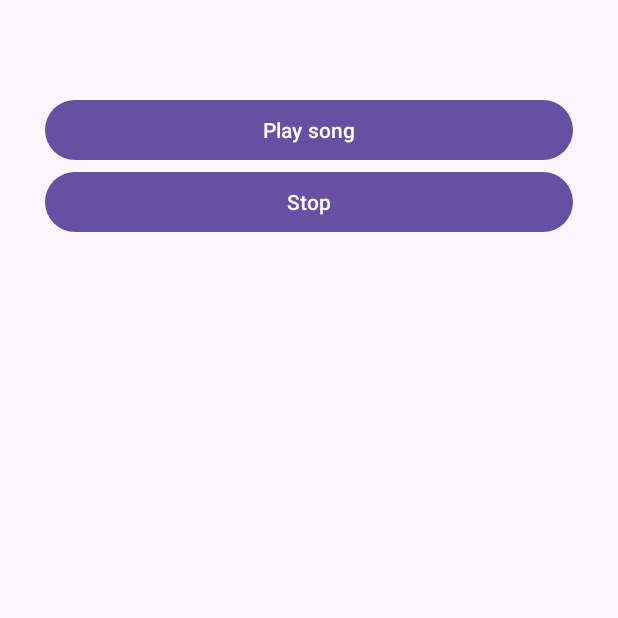
After one commit to quocan05/kma_apkcoban, an Android app: the SongActivity screen opened directly, with no data from a screen before it, on a phone screen of 412 x 824 dp, the top half of it. The commit adds this screen. Run offline under Robolectric (Android 15) with nearby library versions, the phone set to English and light mode, and no system bars.

Commit message:
ok bai 8

```diff
--- /dev/null
+++ b/app/src/main/java/com/example/kma_practice/bai8/SongActivity.java
@@ -0,0 +1,82 @@
+package com.example.kma_practice.bai8;
+
+import android.content.Intent;
+import android.os.Bundle;
+import android.view.View;
+import android.widget.Button;
+import android.widget.TextView;
+
+import androidx.activity.EdgeToEdge;
+import androidx.appcompat.app.AppCompatActivity;
+import androidx.core.graphics.Insets;
+import androidx.core.view.ViewCompat;
+import androidx.core.view.WindowInsetsCompat;
+
+import com.example.kma_practice.R;
+
+public class SongActivity extends AppCompatActivity {
+
+
+    Button btnPlay, btnStop;
+    TextView tvNameSong;
+    Intent intent;
+    int linkSong;
+    String nameSong;
+
+    @Override
+    protected void onCreate(Bundle savedInstanceState) {
+        super.onCreate(savedInstanceState);
+        EdgeToEdge.enable(this);
+        setContentView(R.layout.activity_song);
+
+        intent = getIntent();
+        linkSong = intent.getIntExtra("song", -1);
+        nameSong = intent.getStringExtra("name_song");
+        initUI();
+        actionService();
+    }
+
+    private void initUI() {
+        btnPlay = findViewById(R.id.btnPlaySong);
+        btnStop = findViewById(R.id.btnStopSong);
+        tvNameSong = findViewById(R.id.tvNameSong);
+        tvNameSong.setText(nameSong);
+    }
+
+    @Override
+    public void onBackPressed() {
+        Intent serviceIntent = new Intent(SongActivity.this
+                , PlaySongService.class);
+        stopService(serviceIntent);
+        super.onBackPressed();
+    }
+
+    private void actionService() {
+
+
+        btnPlay.setOnClickListener(new View.OnClickListener() {
+            @Override
+            public void onClick(View v) {
+                if (linkSong != -1) {
+                    Intent serviceIntent = new Intent(SongActivity.this
+                            , PlaySongService.class);
+                    serviceIntent.putExtra("song", linkSong);
+
+                    startService(serviceIntent);
+                }
+
+            }
+        });
+
+        btnStop.setOnClickListener(new View.OnClickListener() {
+            @Override
+            public void onClick(View v) {
+                Intent serviceIntent = new Intent(SongActivity.this
+                        , PlaySongService.class);
+                stopService(serviceIntent);
+            }
+        });
+
+
+    }
+}
--- /dev/null
+++ b/app/src/main/res/layout/activity_song.xml
@@ -0,0 +1,34 @@
+<?xml version="1.0" encoding="utf-8"?>
+<RelativeLayout xmlns:android="http://schemas.android.com/apk/res/android"
+    xmlns:app="http://schemas.android.com/apk/res-auto"
+    xmlns:tools="http://schemas.android.com/tools"
+    android:id="@+id/main"
+    android:layout_width="match_parent"
+    android:layout_height="match_parent"
+    tools:context=".bai8.SongActivity"
+    android:padding="30dp"
+    >
+
+    <TextView
+        android:id="@+id/tvNameSong"
+        android:text="name song"
+        android:textAlignment="center"
+        android:textSize="24sp"
+        android:layout_width="match_parent"
+        android:layout_height="wrap_content"
+        />
+
+    <Button
+        android:layout_width="match_parent"
+        android:layout_height="wrap_content"
+        android:layout_below="@+id/tvNameSong"
+        android:text="Play song"
+        android:id="@+id/btnPlaySong"/>
+    <Button
+        android:layout_width="match_parent"
+        android:layout_height="wrap_content"
+        android:text="Stop"
+        android:layout_below="@+id/btnPlaySong"
+        android:id="@+id/btnStopSong"/>
+
+</RelativeLayout>
```
Also changed, not shown: app/src/main/AndroidManifest.xml (+13 -7 lines), app/src/main/java/com/example/kma_practice/bai3/Bai3.java (+10 -9 lines), app/src/main/java/com/example/kma_practice/bai3/MyAdapter.java (+10 -13 lines), app/src/main/java/com/example/kma_practice/bai8/PlaySongService.java (added, +48 -0 lines), app/src/main/java/com/example/kma_practice/bai8/Song.java (added, +49 -0 lines), 3 other files.
